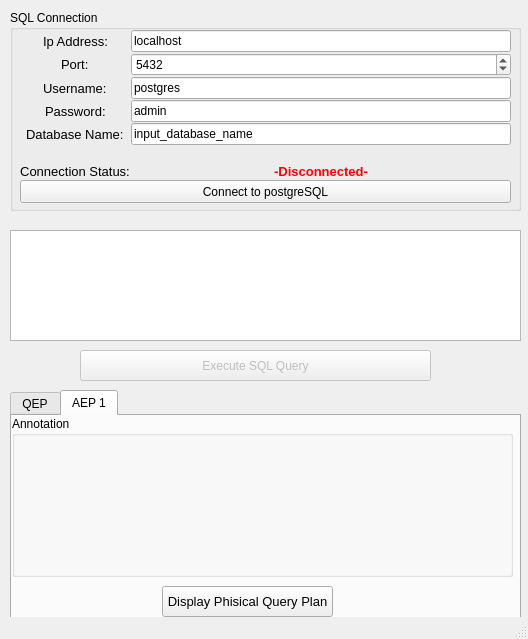
Old version of the form GUI/MainUI.ui in the repository yixiong321/CZ4031-Project2.
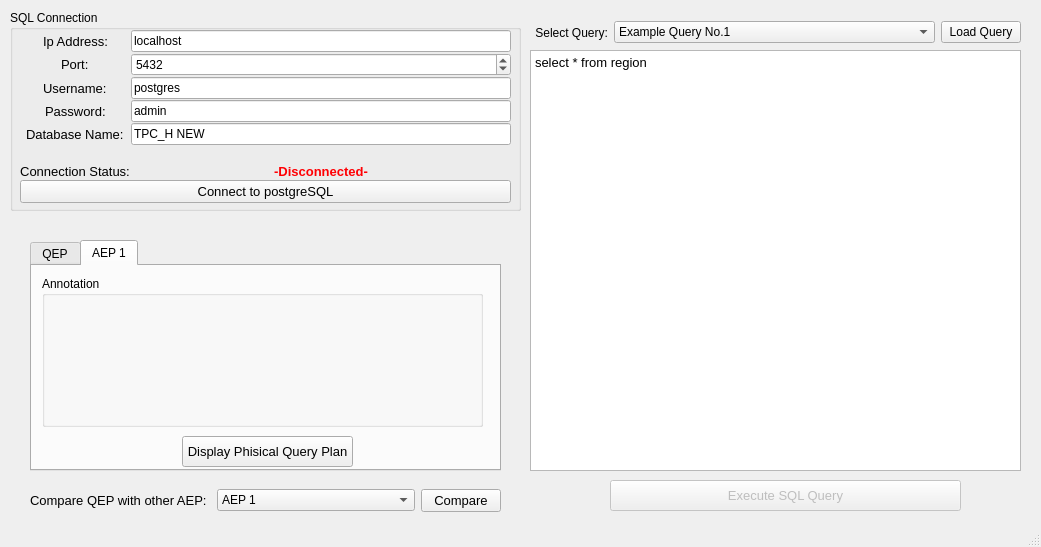
New version of the form. The open tabs and pages were chosen to show the change.

Diff of the .ui file:
```diff
--- a/GUI/MainUI.ui
+++ b/GUI/MainUI.ui
@@ -6,8 +6,8 @@
    <rect>
     <x>0</x>
     <y>0</y>
-    <width>528</width>
-    <height>639</height>
+    <width>1041</width>
+    <height>547</height>
    </rect>
   </property>
   <property name="windowTitle">
@@ -20,12 +20,17 @@
     </property>
     <property name="geometry">
      <rect>
-      <x>80</x>
-      <y>350</y>
+      <x>610</x>
+      <y>480</y>
       <width>351</width>
       <height>31</height>
      </rect>
     </property>
+    <property name="font">
+     <font>
+      <pointsize>10</pointsize>
+     </font>
+    </property>
     <property name="text">
      <string>Execute SQL Query</string>
     </property>
@@ -158,7 +163,7 @@
       <item row="4" column="1">
        <widget class="QLineEdit" name="db_n">
         <property name="text">
-         <string>input_database_name</string>
+         <string>TPC_H NEW</string>
         </property>
        </widget>
       </item>
@@ -227,6 +232,11 @@
        <height>23</height>
       </rect>
      </property>
+     <property name="font">
+      <font>
+       <pointsize>10</pointsize>
+      </font>
+     </property>
      <property name="text">
       <string>Connect to postgreSQL</string>
      </property>
@@ -235,10 +245,10 @@
    <widget class="QTextEdit" name="txt_sql">
     <property name="geometry">
      <rect>
-      <x>10</x>
-      <y>230</y>
-      <width>511</width>
-      <height>111</height>
+      <x>530</x>
+      <y>50</y>
+      <width>491</width>
+      <height>421</height>
      </rect>
     </property>
     <property name="font">
@@ -246,13 +256,20 @@
       <pointsize>10</pointsize>
      </font>
     </property>
+    <property name="html">
+     <string>&lt;!DOCTYPE HTML PUBLIC &quot;-//W3C//DTD HTML 4.0//EN&quot; &quot;http://www.w3.org/TR/REC-html40/strict.dtd&quot;&gt;
+&lt;html&gt;&lt;head&gt;&lt;meta name=&quot;qrichtext&quot; content=&quot;1&quot; /&gt;&lt;style type=&quot;text/css&quot;&gt;
+p, li { white-space: pre-wrap; }
+&lt;/style&gt;&lt;/head&gt;&lt;body style=&quot; font-family:'MS Shell Dlg 2'; font-size:10pt; font-weight:400; font-style:normal;&quot;&gt;
+&lt;p style=&quot; margin-top:0px; margin-bottom:0px; margin-left:0px; margin-right:0px; -qt-block-indent:0; text-indent:0px;&quot;&gt;select * from region&lt;/p&gt;&lt;/body&gt;&lt;/html&gt;</string>
+    </property>
    </widget>
    <widget class="QTabWidget" name="tabWidget">
     <property name="geometry">
      <rect>
-      <x>10</x>
-      <y>390</y>
-      <width>511</width>
+      <x>30</x>
+      <y>240</y>
+      <width>471</width>
       <height>231</height>
      </rect>
     </property>
@@ -322,10 +339,10 @@
      <widget class="QGroupBox" name="groupBox_2">
       <property name="geometry">
        <rect>
-        <x>0</x>
-        <y>0</y>
-        <width>501</width>
-        <height>161</height>
+        <x>10</x>
+        <y>10</y>
+        <width>441</width>
+        <height>151</height>
        </rect>
       </property>
       <property name="title">
@@ -363,6 +380,113 @@
     </property>
     <layout class="QVBoxLayout" name="verticalLayout_2"/>
    </widget>
+   <widget class="QWidget" name="layoutWidget_2">
+    <property name="geometry">
+     <rect>
+      <x>530</x>
+      <y>20</y>
+      <width>491</width>
+      <height>25</height>
+     </rect>
+    </property>
+    <layout class="QHBoxLayout" name="horizontalLayout_2">
+     <property name="leftMargin">
+      <number>2</number>
+     </property>
+     <item>
+      <widget class="QLabel" name="label_2">
+       <property name="text">
+        <string> Select Query:</string>
+       </property>
+      </widget>
+     </item>
+     <item>
+      <widget class="QComboBox" name="QueryList">
+       <property name="sizePolicy">
+        <sizepolicy hsizetype="Expanding" vsizetype="Fixed">
+         <horstretch>0</horstretch>
+         <verstretch>0</verstretch>
+        </sizepolicy>
+       </property>
+       <item>
+        <property name="text">
+         <string>Example Query No.1</string>
+        </property>
+       </item>
+      </widget>
+     </item>
+     <item>
+      <widget class="QPushButton" name="LoadQuery">
+       <property name="sizePolicy">
+        <sizepolicy hsizetype="Preferred" vsizetype="Fixed">
+         <horstretch>0</horstretch>
+         <verstretch>0</verstretch>
+        </sizepolicy>
+       </property>
+       <property name="text">
+        <string>Load Query</string>
+       </property>
+      </widget>
+     </item>
+    </layout>
+   </widget>
+   <widget class="QWidget" name="layoutWidget_3">
+    <property name="geometry">
+     <rect>
+      <x>30</x>
+      <y>480</y>
+      <width>471</width>
+      <height>41</height>
+     </rect>
+    </property>
+    <layout class="QHBoxLayout" name="horizontalLayout_3">
+     <item>
+      <widget class="QLabel" name="label_5">
+       <property name="font">
+        <font>
+         <pointsize>10</pointsize>
+        </font>
+       </property>
+       <property name="text">
+        <string>Compare QEP with other AEP: </string>
+       </property>
+      </widget>
+     </item>
+     <item>
+      <widget class="QComboBox" name="aepList">
+       <property name="sizePolicy">
+        <sizepolicy hsizetype="Expanding" vsizetype="Fixed">
+         <horstretch>0</horstretch>
+         <verstretch>0</verstretch>
+        </sizepolicy>
+       </property>
+       <item>
+        <property name="text">
+         <string>AEP 1</string>
+        </property>
+       </item>
+      </widget>
+     </item>
+     <item>
+      <widget class="QPushButton" name="CmpQuery">
+       <property name="sizePolicy">
+        <sizepolicy hsizetype="Preferred" vsizetype="Fixed">
+         <horstretch>0</horstretch>
+         <verstretch>0</verstretch>
+        </sizepolicy>
+       </property>
+       <property name="font">
+        <font>
+         <pointsize>10</pointsize>
+        </font>
+       </property>
+       <property name="text">
+        <string>Compare</string>
+       </property>
+      </widget>
+     </item>
+    </layout>
+   </widget>
   </widget>
   <widget class="QStatusBar" name="statusbar"/>
  </widget>
```
Left out of the diff: 4 changed lines with no effect on the pictures.
